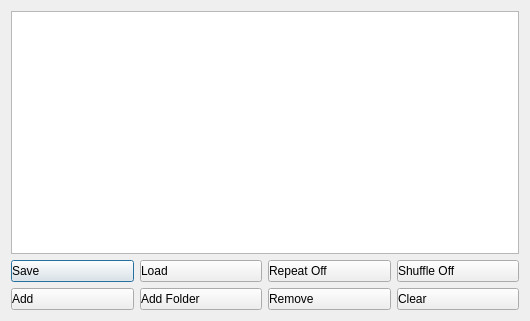
First picture: the form in qmidiplayer-desktop/qmpplistwindow.ui, repository chirs241097/QMidiPlayer, before the edit.
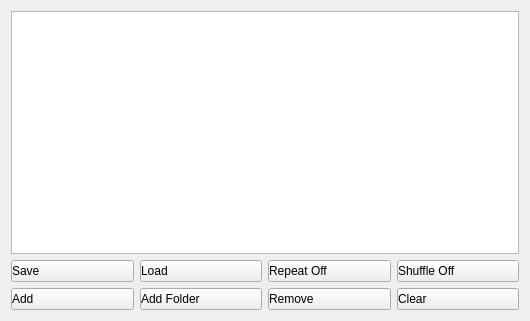
Second picture: the form after the edit. Icons and pictures are not drawn.

Commit message: Windows of several main functionalities are no longer QDialogs. Fixed unexpected behavior. Now visualization window can be closed by sending it a close signal. Trying a solution to address the problem that prevents plugins from being loaded correctly in Windows if the path contains Chinese characters. Not even tried to build in Windows though.

```diff
--- a/qmidiplayer-desktop/qmpplistwindow.ui
+++ b/qmidiplayer-desktop/qmpplistwindow.ui
@@ -1,7 +1,7 @@
 <?xml version="1.0" encoding="UTF-8"?>
 <ui version="4.0">
  <class>qmpPlistWindow</class>
- <widget class="QDialog" name="qmpPlistWindow">
+ <widget class="QWidget" name="qmpPlistWindow">
   <property name="geometry">
    <rect>
     <x>0</x>
```
The commit also changes 16 other files.
